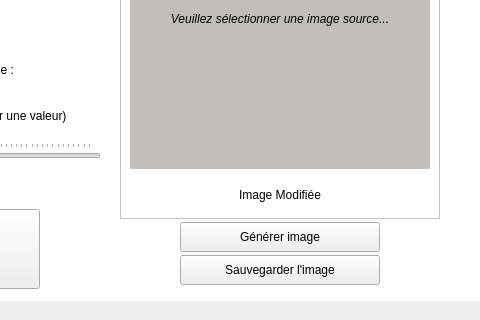
First picture: the form in HarmonieDesCouleurs/HarmonieDesCouleurs/harmoniedescouleurs.ui, repository thibaultodor/HarmonieDesCouleurs_ProjetImage, before the edit; both pictures show x 480 to 960 and y 220 to 540 of the 960 by 540 pixel window.
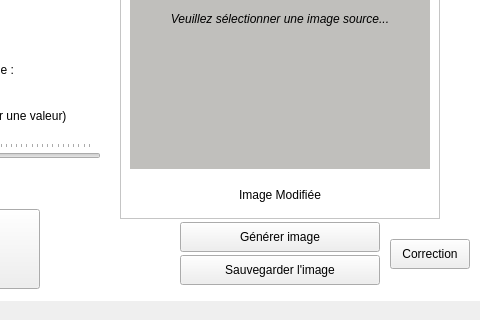
Second picture: the form after the edit. Icons and pictures are not drawn.

The edit to the form file:
```diff
--- a/HarmonieDesCouleurs/HarmonieDesCouleurs/harmoniedescouleurs.ui
+++ b/HarmonieDesCouleurs/HarmonieDesCouleurs/harmoniedescouleurs.ui
@@ -646,6 +646,22 @@
      <bool>false</bool>
     </property>
    </widget>
+   <widget class="QPushButton" name="correction">
+    <property name="geometry">
+     <rect>
+      <x>870</x>
+      <y>440</y>
+      <width>80</width>
+      <height>30</height>
+     </rect>
+    </property>
+    <property name="styleSheet">
+     <string notr="true">font: 11pt &quot;Sawasdee&quot;;</string>
+    </property>
+    <property name="text">
+     <string>Correction</string>
+    </property>
+   </widget>
    <zorder>background</zorder>
    <zorder>horizontalLayoutWidget</zorder>
    <zorder>colorSelector</zorder>
@@ -660,6 +676,7 @@
    <zorder>colorChosenUI</zorder>
    <zorder>verticalLayoutWidget</zorder>
    <zorder>Save_image</zorder>
+   <zorder>correction</zorder>
   </widget>
   <widget class="QMenuBar" name="menubar">
    <property name="geometry">
```
